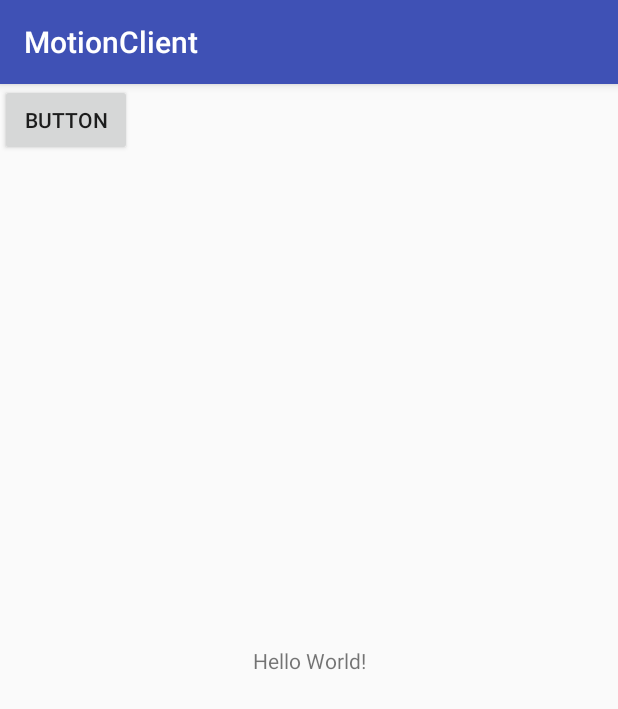
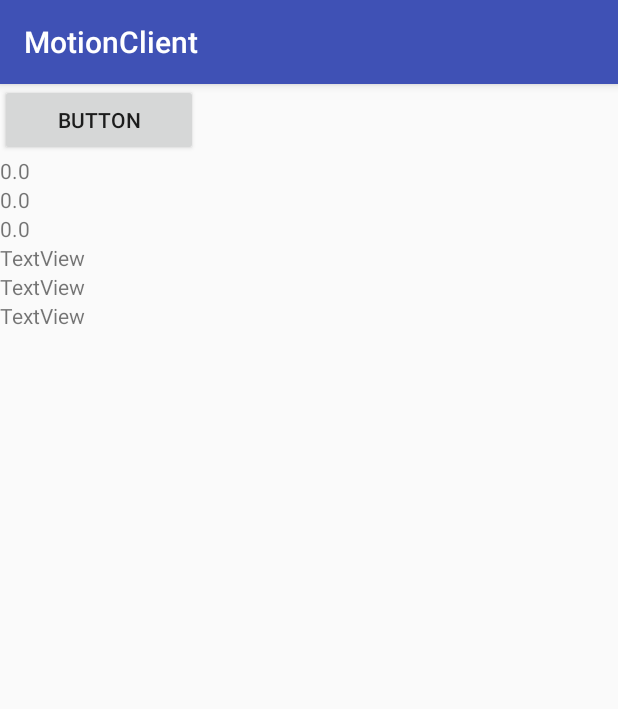
Before and after one commit to shoarai/MotionClient, an Android app: the screen it shows after launch (MainActivity), after a tap on "BUTTON", on a phone screen of 412 x 824 dp. Shown: the top 709 px of the screen. Run offline under Robolectric (Android 15) with nearby library versions, the phone set to English and light mode, and no system bars.

Commit message:
Add regularly send accelerations

```diff
--- a/app/src/main/AndroidManifest.xml
+++ b/app/src/main/AndroidManifest.xml
@@ -9,7 +9,9 @@
         android:roundIcon="@mipmap/ic_launcher_round"
         android:supportsRtl="true"
         android:theme="@style/AppTheme">
-        <activity android:name=".MainActivity">
+        <activity
+            android:name=".MainActivity"
+            android:screenOrientation="portrait">
             <intent-filter>
                 <action android:name="android.intent.action.MAIN" />
 
--- a/app/src/main/java/com/isolity/motionclient/MainActivity.kt
+++ b/app/src/main/java/com/isolity/motionclient/MainActivity.kt
@@ -1,11 +1,13 @@
 package com.isolity.motionclient
 
+import android.content.Context
+import android.hardware.Sensor
+import android.hardware.SensorManager
 import android.os.Bundle
+import android.os.Handler
 import android.support.v7.app.AppCompatActivity
 import android.widget.Button
-import java.net.DatagramPacket
-import java.net.DatagramSocket
-import java.net.InetAddress
+import android.widget.TextView
 
 class MainActivity : AppCompatActivity() {
 
@@ -24,27 +26,84 @@ class MainActivity : AppCompatActivity() {
     }
 
     fun onclickButton() {
+        lisentenMotion()
+//        sendAccelaration()
+//        Thread(Runnable {
+//            MotionSend().send("Hellow")
+//        }).start()
+    }
+
+
+    fun onTime(motion: Motion) {
+        showMotionInText(motion)
+        sendMotion(motion)
+    }
+
+    fun sendMotion(motion: Motion) {
         Thread(Runnable {
-            send()
+            MotionSend().send("${motion.ax},${motion.ay},${motion.az}")
         }).start()
     }
 
-    fun send() {
-        val port = 8888
-        val address = InetAddress.getByName("10.0.2.2")
-        val buff = "Hellow".toByteArray()
-        try {
-            DatagramSocket(port).use({ socket ->
-                val packet = DatagramPacket(
-                        buff,
-                        buff.size,
-                        address,
-                        port
-                )
-                socket.send(packet)
-            })
-        } catch (e: Exception) {
-            e.printStackTrace()
+    fun lisentenMotion() {
+        val motionManager = MotionManager(applicationContext)
+        motionManager.startListen()
+
+        val delay: Long = 1000
+        val handler = Handler()
+        handler.postDelayed(object : Runnable {
+            override fun run() {
+                onTime(motionManager.motion)
+                handler.postDelayed(this, delay)
+            }
+        }, delay)
+
+//        val handler = Handler {
+//
+//        }
+//        val r = object : Runnable {
+//            override fun run() {
+//                showMotionInText(motionManager.motion)
+//                handler.postDelayed(this, 1000)
+//            }
+//        }
+//        handler.post(r)
+    }
+
+    private fun showMotionInText(motion: Motion) {
+        val ax = findViewById(R.id.axTextView) as TextView
+        ax.text = motion.ax.toString()
+        val ay = findViewById(R.id.ayTextView) as TextView
+        ay.text = motion.ay.toString()
+        val az = findViewById(R.id.azTextView) as TextView
+        az.text = motion.az.toString()
+    }
+
+    fun sendAccelaration() {
+        val mSensorManager = getSystemService(Context.SENSOR_SERVICE) as SensorManager
+        val mSensor: Sensor? = mSensorManager.getDefaultSensor(Sensor.TYPE_ACCELEROMETER)
+        val gypro = mSensorManager.getDefaultSensor(Sensor.TYPE_GYROSCOPE)
+
+        val motionEventListener = MotionEventListener()
+        motionEventListener.onMotionChanged = { accelarationX: Float, accelarationY: Float, accelarationZ: Float, sensorType: Int ->
+            val ax = findViewById(R.id.axTextView) as TextView
+            ax.text = accelarationX.toString()
+            val ay = findViewById(R.id.ayTextView) as TextView
+            ay.text = accelarationY.toString()
+            val az = findViewById(R.id.azTextView) as TextView
+            az.text = accelarationZ.toString()
+
+            Thread(Runnable {
+                MotionSend().send("${accelarationX},${accelarationY},${accelarationZ}")
+            }).start()
         }
+        mSensorManager.registerListener(motionEventListener, mSensor, SensorManager.SENSOR_DELAY_GAME);
+        mSensorManager.registerListener(motionEventListener, gypro, SensorManager.SENSOR_DELAY_GAME);
+
+
+//        SensorManager.SENSOR_DELAY_FASTEST	0ms
+//        SensorManager.SENSOR_DELAY_GAME	20ms
+//        SensorManager.SENSOR_DELAY_UI	60ms
+//        SensorManager.SENSOR_DELAY_NORMAL	200ms
     }
 }
--- /dev/null
+++ b/app/src/main/java/com/isolity/motionclient/Motion.kt
@@ -0,0 +1,12 @@
+package com.isolity.motionclient
+
+/**
+ * Created by shohei52a on 2018/12/08.
+ */
+class Motion(
+        var ax: Float = 0f,
+        var ay: Float = 0f,
+        var az: Float = 0f,
+        var wx: Float = 0f,
+        var wy: Float = 0f,
+        var wz: Float = 0f)
--- /dev/null
+++ b/app/src/main/java/com/isolity/motionclient/MotionManager.kt
@@ -0,0 +1,49 @@
+package com.isolity.motionclient
+
+import android.content.Context
+import android.hardware.Sensor
+import android.hardware.SensorManager
+
+/**
+ * Created by shohei52a on 2018/12/08.
+ */
+class MotionManager {
+    val motion: Motion
+    val sensorManager: SensorManager
+    val motionEventListener: MotionEventListener
+
+    constructor(context: Context) {
+        motion = Motion()
+        sensorManager = context.getSystemService(Context.SENSOR_SERVICE) as SensorManager
+        motionEventListener = MotionEventListener()
+        setSensorEventListener()
+    }
+
+    fun startListen() {
+        val accel = sensorManager.getDefaultSensor(Sensor.TYPE_ACCELEROMETER)
+        val gypro = sensorManager.getDefaultSensor(Sensor.TYPE_GYROSCOPE)
+        sensorManager.registerListener(motionEventListener, accel, SensorManager.SENSOR_DELAY_GAME);
+        sensorManager.registerListener(motionEventListener, gypro, SensorManager.SENSOR_DELAY_GAME);
+    }
+
+    private fun setSensorEventListener() {
+        motionEventListener.onMotionChanged = { x: Float, y: Float, z: Float, sensorType: Int ->
+            when (sensorType) {
+                Sensor.TYPE_ACCELEROMETER -> {
+                    motion.ax = x
+                    motion.ay = y
+                    motion.az = z
+                }
+                Sensor.TYPE_GYROSCOPE -> {
+                    motion.wx = x
+                    motion.wy = y
+                    motion.wz = z
+                }
+            }
+        }
+    }
+
+    fun stopListen() {
+        sensorManager.unregisterListener(motionEventListener);
+    }
+}
--- /dev/null
+++ b/app/src/main/java/com/isolity/motionclient/MotionSend.kt
@@ -0,0 +1,31 @@
+package com.isolity.motionclient
+
+import java.net.DatagramPacket
+import java.net.DatagramSocket
+import java.net.InetAddress
+
+/**
+ * Created by shohei52a on 2018/12/08.
+ */
+
+class MotionSend {
+
+    fun send(text: String) {
+        val port = 8888
+        val address = InetAddress.getByName("10.0.2.2")
+        val buff = text.toByteArray()
+        try {
+            DatagramSocket(port).use({ socket ->
+                val packet = DatagramPacket(
+                        buff,
+                        buff.size,
+                        address,
+                        port
+                )
+                socket.send(packet)
+            })
+        } catch (e: Exception) {
+            e.printStackTrace()
+        }
+    }
+}
--- a/app/src/main/res/layout/activity_main.xml
+++ b/app/src/main/res/layout/activity_main.xml
@@ -1,26 +1,63 @@
 <?xml version="1.0" encoding="utf-8"?>
 <android.support.constraint.ConstraintLayout xmlns:android="http://schemas.android.com/apk/res/android"
-    xmlns:app="http://schemas.android.com/apk/res-auto"
     xmlns:tools="http://schemas.android.com/tools"
     android:layout_width="match_parent"
     android:layout_height="match_parent"
     tools:context="com.isolity.motionclient.MainActivity">
 
-    <TextView
-        android:layout_width="wrap_content"
-        android:layout_height="wrap_content"
-        android:text="Hello World!"
-        app:layout_constraintBottom_toBottomOf="parent"
-        app:layout_constraintLeft_toLeftOf="parent"
-        app:layout_constraintRight_toRightOf="parent"
-        app:layout_constraintTop_toTopOf="parent" />
+    <LinearLayout
+        android:layout_width="132dp"
+        android:layout_height="495dp"
+        android:orientation="vertical"
+        tools:layout_editor_absoluteX="8dp"
+        tools:layout_editor_absoluteY="8dp">
 
-    <Button
-        android:id="@+id/button"
-        android:layout_width="wrap_content"
-        android:layout_height="wrap_content"
-        android:text="Button"
-        tools:layout_editor_absoluteX="148dp"
-        tools:layout_editor_absoluteY="289dp" />
+        <Button
+            android:id="@+id/button"
+            android:layout_width="match_parent"
+            android:layout_height="wrap_content"
+            android:text="Button"
+            tools:layout_editor_absoluteX="16dp"
+            tools:layout_editor_absoluteY="16dp" />
+
+        <TextView
+            android:id="@+id/axTextView"
+            android:layout_width="match_parent"
+            android:layout_height="wrap_content"
+            android:text="TextView"
+            tools:layout_editor_absoluteX="16dp"
+            tools:layout_editor_absoluteY="64dp" />
+
+        <TextView
+            android:id="@+id/ayTextView"
+            android:layout_width="match_parent"
+            android:layout_height="wrap_content"
+            android:text="TextView" />
+
+        <TextView
+            android:id="@+id/azTextView"
+            android:layout_width="match_parent"
+            android:layout_height="wrap_content"
+            android:text="TextView" />
+
+        <TextView
+            android:id="@+id/vxTextView"
+            android:layout_width="match_parent"
+            android:layout_height="wrap_content"
+            android:text="TextView" />
+
+        <TextView
+            android:id="@+id/vyTextView"
+            android:layout_width="match_parent"
+            android:layout_height="wrap_content"
+            android:text="TextView" />
+
+        <TextView
+            android:id="@+id/vzTextView"
+            android:layout_width="match_parent"
+            android:layout_height="wrap_content"
+            android:text="TextView" />
+
+    </LinearLayout>
 
 </android.support.constraint.ConstraintLayout>
```
Also changed, not shown: app/src/main/java/com/isolity/motionclient/MotionEventListener.kt (added, +57 -0 lines).
